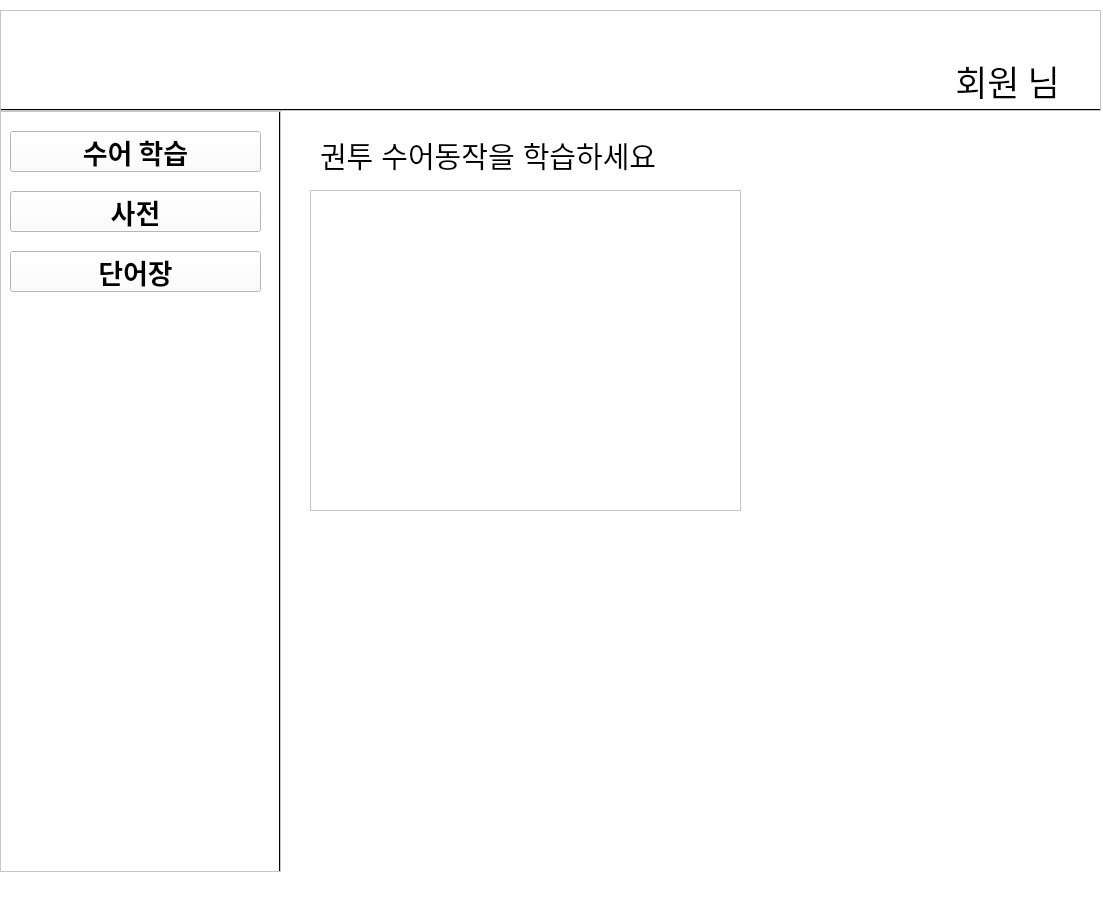
The window that ui/prac_sign.ui (zion0425/SignLanguage_AiVision) describes before a commit, drawn with Qt 5.
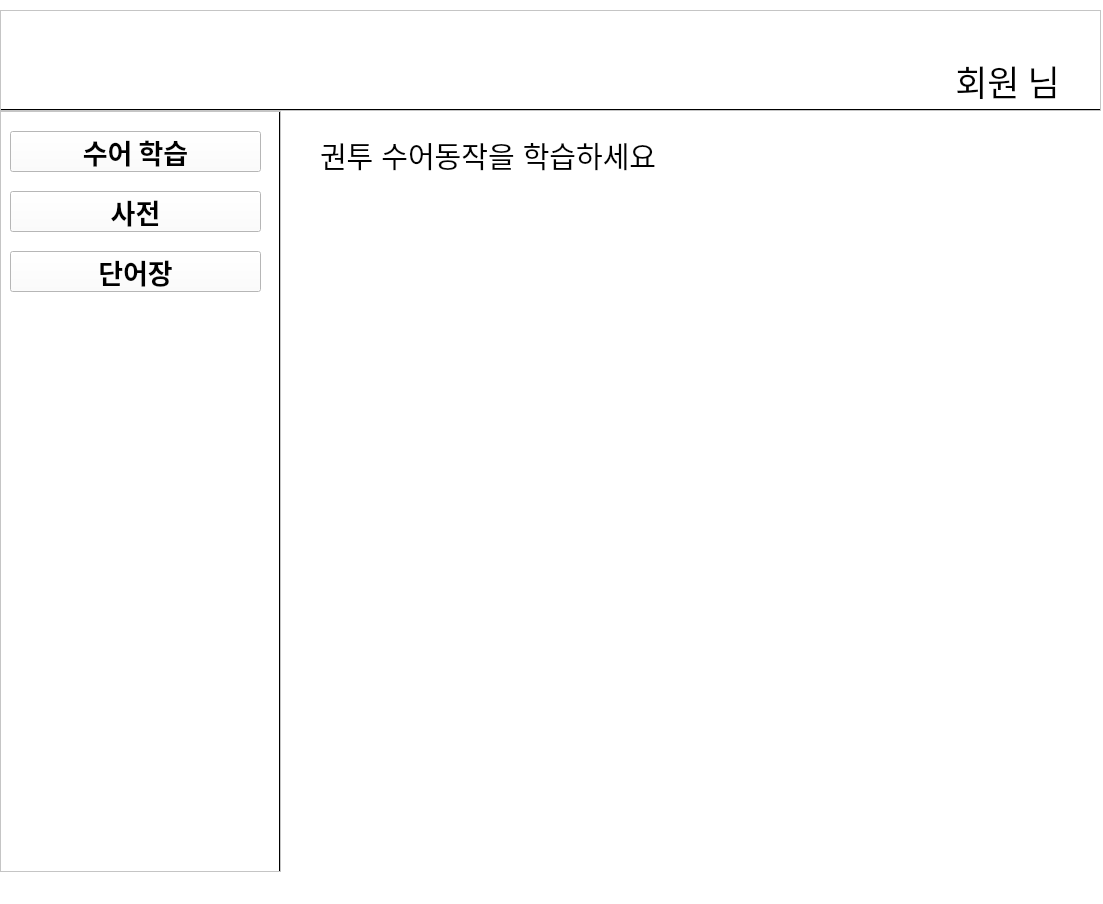
The same window after the commit. Icons and pictures are not drawn.

The edit to the form file:
```diff
--- a/ui/prac_sign.ui
+++ b/ui/prac_sign.ui
@@ -185,16 +185,6 @@
      </property>
     </widget>
    </widget>
-   <widget class="QGraphicsView" name="sign_video">
-    <property name="geometry">
-     <rect>
-      <x>310</x>
-      <y>190</y>
-      <width>431</width>
-      <height>321</height>
-     </rect>
-    </property>
-   </widget>
    <widget class="QLabel" name="label1">
     <property name="geometry">
      <rect>
@@ -214,6 +204,19 @@
      <string>권투 수어동작을 학습하세요</string>
     </property>
    </widget>
+   <widget class="QLabel" name="label">
+    <property name="geometry">
+     <rect>
+      <x>330</x>
+      <y>190</y>
+      <width>561</width>
+      <height>291</height>
+     </rect>
+    </property>
+    <property name="text">
+     <string/>
+    </property>
+   </widget>
   </widget>
   <widget class="QStatusBar" name="statusbar"/>
  </widget>
```
